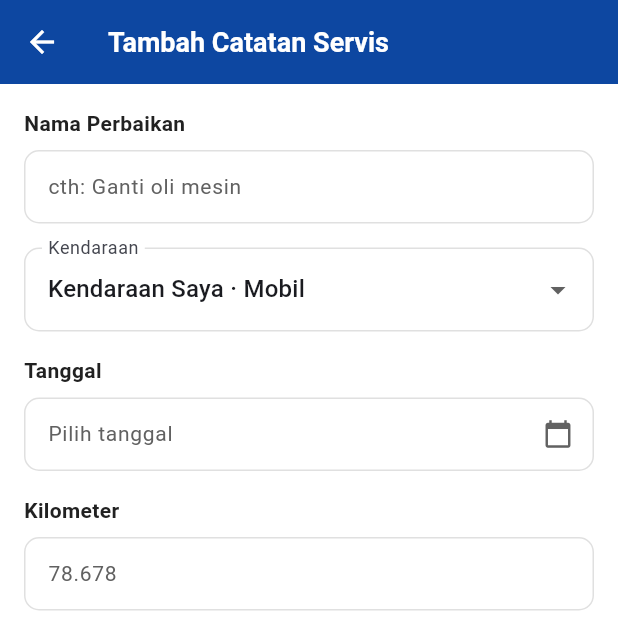
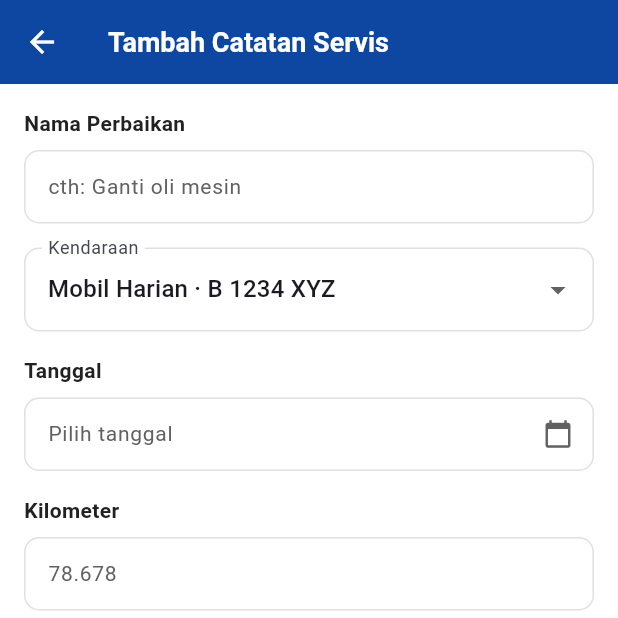
Before and after one commit to P3ltier/mygarage, a Flutter app: the screen it shows once a user with an empty profile is signed in, after a tap on "Tambah Servis", on a phone screen of 412 x 824 dp, the top half of it. Run offline on Flutter 3.47's test engine with Material 3 defaults, Android fonts, the phone set to English and light mode, and no system bars; our stand-ins replace cloud_firestore, firebase_auth, firebase_core; accounts and stored records are empty.

Commit message:
Revert "Kendaraan jadi milik pengguna: nama bebas, tipe Mobil/Motor, dan plat nomor"
This reverts commit 0c41cd0f9e751592439cecd6fc6184df7100a6aa.

```diff
--- a/lib/main.dart
+++ b/lib/main.dart
@@ -470,14 +470,14 @@ class _MyAppState extends State<MyApp> {
     if (uid == _uid) return;
     _uid = uid;
     _streamPengguna = _layanan.streamPengguna(uid: uid);
-    _streamKendaraan = _layanan.streamKendaraan(uid: uid);
+    _streamKendaraan = _layanan.streamKendaraan();
     _streamCatatan = _layanan.streamCatatanSaya(uid: uid);
     _subKendaraan?.cancel();
     // Panggilan terpisah: .snapshots() Firestore hanya boleh satu listener,
     // sedangkan SapaanBeranda juga mendengarkan stream kendaraan.
     _subKendaraan =
-        _layanan.streamKendaraan(uid: uid).listen((k) => _kendaraanTerkini = k);
-    _layanan.isiKendaraanAwalJikaKosong(uid: uid);
+        _layanan.streamKendaraan().listen((k) => _kendaraanTerkini = k);
+    _layanan.isiKendaraanAwalJikaKosong();
     _layanan.isiCatatanAwalJikaKosong(
         uid: uid, awal: widget.seed ?? seedDefault);
   }
@@ -501,15 +501,6 @@ class _MyAppState extends State<MyApp> {
           edit: edit,
           kendaraan: _kendaraanTerkini,
           simpan: (c) => _layanan.simpanCatatan(c, uid: _uid!),
-          simpanKendaraan: (nama, tipe, plat) async {
-            final k = Kendaraan(
-                idKendaraan: '$_uid-${DateTime.now().millisecondsSinceEpoch}',
-                namaKendaraan: nama,
-                jenis: tipe,
-                platNomor: plat);
-            await _layanan.simpanKendaraan(k, uid: _uid!);
-            return k;
-          },
         ),
       ),
     );
@@ -1114,7 +1105,8 @@ class SapaanBeranda extends StatelessWidget {
                 stream: kendaraan,
                 builder: (context, k) => Text(
                     [
-                      for (final x in k.data ?? const <Kendaraan>[]) x.label,
+                      for (final x in k.data ?? const <Kendaraan>[])
+                        '${x.namaKendaraan} · ${x.merek} ${x.tahun} · ${x.platNomor}',
                     ].join('\n'),
                     style: const TextStyle(fontSize: 12, color: kTeksSekunder)),
               ),
@@ -1295,11 +1287,7 @@ class _SelIsi extends StatelessWidget {
 // ============================================================
 class HalamanTambahCatatan extends StatefulWidget {
   const HalamanTambahCatatan(
-      {super.key,
-      this.edit,
-      this.kendaraan = const [],
-      this.simpan,
-      this.simpanKendaraan});
+      {super.key, this.edit, this.kendaraan = const [], this.simpan});
   final CatatanServis? edit;
 
   /// Pilihan kendaraan dari collection `kendaraan` (bukan isian bebas).
@@ -1308,29 +1296,18 @@ class HalamanTambahCatatan extends StatefulWidget {
   /// null = jalur test: form hanya mengembalikan catatan ke pemanggil.
   final Future<void> Function(CatatanServis)? simpan;
 
-  /// Membuat kendaraan baru dari isian form (nama bebas + tipe + plat).
-  final Future<Kendaraan> Function(String nama, String tipe, String plat)?
-      simpanKendaraan;
-
   @override
   State<HalamanTambahCatatan> createState() => _HalamanTambahCatatanState();
 }
-
-/// Nilai sentinel pada dropdown kendaraan: form menampilkan isian kendaraan baru.
-const String kKendaraanBaru = '__kendaraan_baru__';
 
 class _HalamanTambahCatatanState extends State<HalamanTambahCatatan> {
   final _jenis = TextEditingController();
   final _kilometer = TextEditingController();
   final _biaya = TextEditingController();
-  final _namaKendaraanBaru = TextEditingController();
-  final _platKendaraanBaru = TextEditingController();
   DateTime? _tanggal;
   String? _galatJenis;
   String? _galatBiaya;
-  String? _galatKendaraan;
   String? _idKendaraan;
-  String _tipeKendaraanBaru = Kendaraan.tipe.first;
   bool _menyimpan = false;
 
   @override
@@ -1353,8 +1330,6 @@ class _HalamanTambahCatatanState extends State<HalamanTambahCatatan> {
     _jenis.dispose();
     _kilometer.dispose();
     _biaya.dispose();
-    _namaKendaraanBaru.dispose();
-    _platKendaraanBaru.dispose();
     super.dispose();
   }
 
@@ -1380,30 +1355,9 @@ class _HalamanTambahCatatanState extends State<HalamanTambahCatatan> {
     });
     if (error != null) return; // tetap di form, persis frame kesalahan
     final biaya = int.parse(_biaya.text.trim().replaceAll('.', ''));
-    // Kendaraan: pilih yang sudah ada, atau buat baru dari isian form.
-    Kendaraan? kendaraan;
-    if (_idKendaraan == kKendaraanBaru) {
-      final nama = _namaKendaraanBaru.text.trim();
-      if (nama.isEmpty) {
-        setState(() => _galatKendaraan = 'Nama kendaraan wajib diisi');
-        return;
-      }
-      setState(() => _galatKendaraan = null);
-      final plat = _platKendaraanBaru.text.trim();
-      final buat = widget.simpanKendaraan;
-      kendaraan = buat != null
-          ? await buat(nama, _tipeKendaraanBaru, plat)
-          : Kendaraan(
-              idKendaraan: nama,
-              namaKendaraan: nama,
-              jenis: _tipeKendaraanBaru,
-              platNomor: plat);
-    } else {
-      // nama disalin (denormalisasi) supaya riwayat tak perlu JOIN
-      kendaraan = widget.kendaraan
-          .where((k) => k.idKendaraan == _idKendaraan)
-          .firstOrNull;
-    }
+    final kendaraan = widget.kendaraan
+        .where((k) => k.idKendaraan == _idKendaraan)
+        .firstOrNull; // nama disalin (denormalisasi) supaya tanpa JOIN
     final catatan = CatatanServis(
       jenis: _jenis.text.trim(),
       tanggal: _tanggal ?? DateTime.now(),
@@ -1438,19 +1392,6 @@ class _HalamanTambahCatatanState extends State<HalamanTambahCatatan> {
 
   void _batal() => Navigator.pop(context); // kembali tanpa menyimpan
 
-  // Dropdown memakai gaya yang sama dengan InputField.
-  InputDecoration _dekorasi(String label) => InputDecoration(
-        labelText: label,
-        filled: true,
-        fillColor: kLatar,
-        border: OutlineInputBorder(
-            borderRadius: BorderRadius.circular(kRadius),
-            borderSide: const BorderSide(color: kGaris)),
-        enabledBorder: OutlineInputBorder(
-            borderRadius: BorderRadius.circular(kRadius),
-            borderSide: const BorderSide(color: kGaris)),
-      );
-
   @override
   Widget build(BuildContext context) {
     return Scaffold(
@@ -1474,51 +1415,29 @@ class _HalamanTambahCatatanState extends State<HalamanTambahCatatan> {
                 pesanGalat: _galatJenis,
               ),
               const SizedBox(height: kJarakM),
-              if (widget.kendaraan.isNotEmpty ||
-                  widget.simpanKendaraan != null) ...[
+              if (widget.kendaraan.isNotEmpty) ...[
                 DropdownButtonFormField<String>(
                   key: const Key('kendaraan'),
                   initialValue: _idKendaraan,
-                  decoration: _dekorasi('Kendaraan'),
+                  decoration: InputDecoration(
+                    labelText: 'Kendaraan',
+                    filled: true,
+                    fillColor: kLatar,
+                    border: OutlineInputBorder(
+                        borderRadius: BorderRadius.circular(kRadius),
+                        borderSide: const BorderSide(color: kGaris)),
+                    enabledBorder: OutlineInputBorder(
+                        borderRadius: BorderRadius.circular(kRadius),
+                        borderSide: const BorderSide(color: kGaris)),
+                  ),
                   items: [
                     for (final k in widget.kendaraan)
-                      DropdownMenuItem(value: k.idKendaraan, child: Text(k.label)),
-                    if (widget.simpanKendaraan != null)
-                      const DropdownMenuItem(
-                          value: kKendaraanBaru,
-                          child: Text('+ Tambah kendaraan...')),
+                      DropdownMenuItem(
+                          value: k.idKendaraan,
+                          child: Text('${k.namaKendaraan} · ${k.platNomor}')),
                   ],
                   onChanged: (v) => setState(() => _idKendaraan = v),
                 ),
-                if (_idKendaraan == kKendaraanBaru) ...[
-                  const SizedBox(height: kJarakM),
-                  InputField(
-                    fieldKey: const Key('kendaraan-nama'),
-                    controller: _namaKendaraanBaru,
-                    label: 'Nama Kendaraan',
-                    hint: 'cth: Avanza keluarga',
-                    pesanGalat: _galatKendaraan,
-                  ),
-                  const SizedBox(height: kJarakM),
-                  DropdownButtonFormField<String>(
-                    key: const Key('kendaraan-tipe'),
-                    initialValue: _tipeKendaraanBaru,
-                    decoration: _dekorasi('Tipe Kendaraan'),
-                    items: [
-                      for (final t in Kendaraan.tipe)
-                        DropdownMenuItem(value: t, child: Text(t)),
-                    ],
-                    onChanged: (v) =>
-                        setState(() => _tipeKendaraanBaru = v ?? Kendaraan.tipe.first),
-                  ),
-                  const SizedBox(height: kJarakM),
-                  InputField(
-                    fieldKey: const Key('kendaraan-plat'),
-                    controller: _platKendaraanBaru,
-                    label: 'Plat Nomor',
-                    hint: 'B 1234 XYZ',
-                  ),
-                ],
                 const SizedBox(height: kJarakM),
               ],
               InputField(
--- a/lib/models.dart
+++ b/lib/models.dart
@@ -1,7 +1,7 @@
 import 'package:cloud_firestore/cloud_firestore.dart';
 
 /// Model 3 collection MyGarage — padanan users / rooms / reservations di modul.
-/// Doc ID: users = uid Auth · kendaraan = id_kendaraan · servis = id_catatan.
+/// Doc ID: users = uid Auth · kendaraan = id_kendaraan · servis = auto-ID.
 class Pengguna {
   Pengguna({
     required this.idPengguna,
@@ -35,60 +35,35 @@ class Pengguna {
       );
 }
 
-/// Kendaraan milik pengguna. `jenis` terbatas dua tipe (Motor/Mobil),
-/// `nama_kendaraan` bebas ("Beat harian", "Avanza keluarga"), dan `plat_nomor`
-/// dipakai membedakan dua kendaraan bertipe sama. Merek/tahun tidak disimpan.
 class Kendaraan {
   Kendaraan({
     required this.idKendaraan,
     required this.namaKendaraan,
-    this.jenis = 'Mobil',
-    this.platNomor = '',
-    this.idPengguna,
+    required this.merek,
+    required this.tahun,
+    required this.platNomor,
   });
-
-  static const List<String> tipe = ['Mobil', 'Motor'];
 
   final String idKendaraan;
   final String namaKendaraan;
-  final String jenis;
+  final String merek;
+  final int tahun;
   final String platNomor;
-  final String? idPengguna;
-
-  /// Satu baris untuk dropdown & sapaan Beranda.
-  String get label =>
-      [namaKendaraan, jenis, if (platNomor.isNotEmpty) platNomor].join(' · ');
 
   Map<String, dynamic> toMap() => {
         'id_kendaraan': idKendaraan,
-        if (idPengguna != null) 'id_pengguna': idPengguna,
         'nama_kendaraan': namaKendaraan,
-        'jenis': jenis,
-        if (platNomor.isNotEmpty) 'plat_nomor': platNomor,
+        'merek': merek,
+        'tahun': tahun,
+        'plat_nomor': platNomor,
       };
 
   factory Kendaraan.fromMap(Map<String, dynamic> m) => Kendaraan(
         idKendaraan: m['id_kendaraan'] as String? ?? '',
         namaKendaraan: m['nama_kendaraan'] as String? ?? '',
-        jenis: m['jenis'] as String? ?? 'Mobil',
+        merek: m['merek'] as String? ?? '',
+        tahun: (m['tahun'] as num?)?.toInt() ?? 0,
         platNomor: m['plat_nomor'] as String? ?? '',
-        idPengguna: m['id_pengguna'] as String?,
-      );
-
-  /// Kendaraan awal tiap pengguna baru; nama, tipe, dan plat bisa diubah sendiri.
-  factory Kendaraan.awal(String uid) => Kendaraan(
-        idKendaraan: '$uid-utama',
-        idPengguna: uid,
-        namaKendaraan: 'Kendaraan Saya',
-        jenis: 'Mobil',
-      );
-
-  Kendaraan denganPemilik(String uid) => Kendaraan(
-        idKendaraan: idKendaraan,
-        idPengguna: uid,
-        namaKendaraan: namaKendaraan,
-        jenis: jenis,
-        platNomor: platNomor,
       );
 }
 
@@ -153,3 +128,14 @@ class CatatanServis {
         biaya: biaya,
       );
 }
+
+/// Master data kendaraan yang di-seed sekali saat collection kosong.
+final List<Kendaraan> daftarKendaraanAwal = [
+  Kendaraan(
+    idKendaraan: 'mobil-utama',
+    namaKendaraan: 'Mobil Harian',
+    merek: 'Toyota',
+    tahun: 2019,
+    platNomor: 'B 1234 XYZ',
+  ),
+];
--- a/lib/services/layanan_firestore.dart
+++ b/lib/services/layanan_firestore.dart
@@ -16,12 +16,9 @@ abstract class LayananData {
   /// Dokumen users/{uid}; null bila belum ada (akun dibuat sebelum Firestore).
   Stream<Pengguna?> streamPengguna({required String uid});
 
-  /// Kendaraan milik pengguna ini (koleksinya per pengguna, bukan master global).
-  Future<void> isiKendaraanAwalJikaKosong({required String uid});
+  Future<void> isiKendaraanAwalJikaKosong();
 
-  Stream<List<Kendaraan>> streamKendaraan({required String uid});
-
-  Future<void> simpanKendaraan(Kendaraan k, {required String uid});
+  Stream<List<Kendaraan>> streamKendaraan();
 
   /// Isi contoh sekali per pengguna agar demo indikator merah tetap bisa
   /// diperagakan pada akun baru.
@@ -73,8 +70,6 @@ class LayananFirestore implements LayananData {
 
   CollectionReference<Map<String, dynamic>> get _servis =>
       _db.collection('servis');
-  CollectionReference<Map<String, dynamic>> get _kendaraan =>
-      _db.collection('kendaraan');
 
   @override
   Future<void> simpanPenggunaSaatLogin({
@@ -98,29 +93,21 @@ class LayananFirestore implements LayananData {
       .map((d) => d.exists ? Pengguna.fromMap(d.data()!) : null);
 
   @override
-  Future<void> isiKendaraanAwalJikaKosong({required String uid}) async {
-    final cek =
-        await _kendaraan.where('id_pengguna', isEqualTo: uid).limit(1).get();
+  Future<void> isiKendaraanAwalJikaKosong() async {
+    final cek = await _db.collection('kendaraan').limit(1).get();
     if (cek.docs.isNotEmpty) return;
-    final awal = Kendaraan.awal(uid);
-    await _kendaraan.doc(awal.idKendaraan).set({
-      ...awal.toMap(),
-      'dibuat_pada': FieldValue.serverTimestamp(),
-    });
+    final batch = _db.batch();
+    for (final k in daftarKendaraanAwal) {
+      batch.set(_db.collection('kendaraan').doc(k.idKendaraan), k.toMap());
+    }
+    await batch.commit();
   }
 
   @override
-  Stream<List<Kendaraan>> streamKendaraan({required String uid}) => _kendaraan
-      .where('id_pengguna', isEqualTo: uid)
+  Stream<List<Kendaraan>> streamKendaraan() => _db
+      .collection('kendaraan')
       .snapshots()
       .map((s) => s.docs.map((d) => Kendaraan.fromMap(d.data())).toList());
-
-  @override
-  Future<void> simpanKendaraan(Kendaraan k, {required String uid}) =>
-      _kendaraan.doc(k.idKendaraan).set({
-        ...k.denganPemilik(uid).toMap(),
-        'dibuat_pada': FieldValue.serverTimestamp(),
-      }, SetOptions(merge: true));
 
   @override
   Future<void> isiCatatanAwalJikaKosong({
@@ -168,10 +155,9 @@ class LayananFirestore implements LayananData {
 /// Pengganti Firestore saat widget test: semua data di memori.
 class LayananMemori implements LayananData {
   LayananMemori({List<Kendaraan>? kendaraan})
-      : _kendaraanAwal = kendaraan;
+      : _kendaraan = List.of(kendaraan ?? daftarKendaraanAwal);
 
-  final List<Kendaraan>? _kendaraanAwal;
-  final _kendaraan = <String, List<Kendaraan>>{}; // per uid
+  final List<Kendaraan> _kendaraan;
   final _pengguna = <String, Pengguna>{};
   final _catatan = <String, List<CatatanServis>>{}; // per uid
   final _berubah = StreamController<void>.broadcast();
@@ -183,9 +169,6 @@ class LayananMemori implements LayananData {
         final sub = _berubah.stream.listen((_) => s.add(ambil()));
         s.onCancel = sub.cancel;
       });
-
-  List<Kendaraan> _milik(String uid) => _kendaraan.putIfAbsent(
-      uid, () => List.of(_kendaraanAwal ?? [Kendaraan.awal(uid)]));
 
   @override
   Future<void> simpanPenggunaSaatLogin({
@@ -202,26 +185,11 @@ class LayananMemori implements LayananData {
       _pantau(() => _pengguna[uid]);
 
   @override
-  Future<void> isiKendaraanAwalJikaKosong({required String uid}) async {
-    _milik(uid);
-    _berubah.add(null);
-  }
+  Future<void> isiKendaraanAwalJikaKosong() async {}
 
   @override
-  Stream<List<Kendaraan>> streamKendaraan({required String uid}) =>
-      _pantau(() => List.of(_milik(uid)));
-
-  @override
-  Future<void> simpanKendaraan(Kendaraan k, {required String uid}) async {
-    final daftar = _milik(uid);
-    final i = daftar.indexWhere((x) => x.idKendaraan == k.idKendaraan);
-    if (i >= 0) {
-      daftar[i] = k.denganPemilik(uid);
-    } else {
-      daftar.add(k.denganPemilik(uid));
-    }
-    _berubah.add(null);
-  }
+  Stream<List<Kendaraan>> streamKendaraan() =>
+      _pantau(() => List.of(_kendaraan));
 
   @override
   Future<void> isiCatatanAwalJikaKosong({
```
Also changed, not shown: 3 other files.
